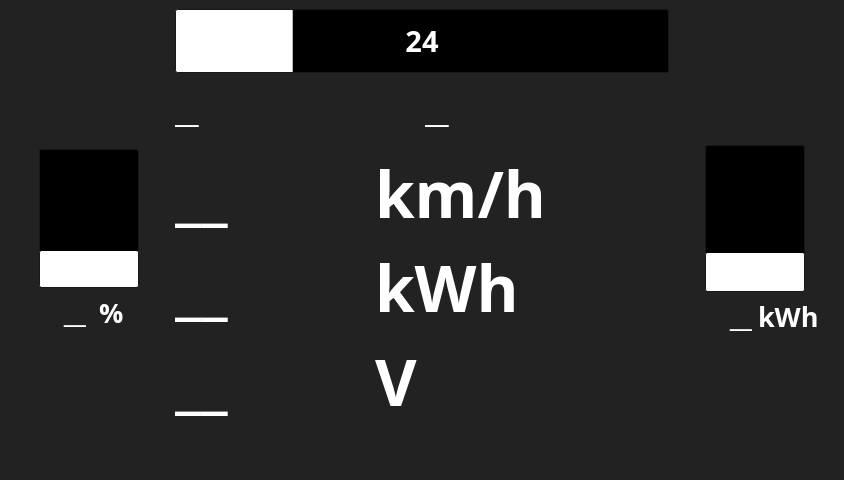
The window that src/mainwindow.ui (FSLART/volante_alpha_qt) describes before a commit, drawn with Qt 5.
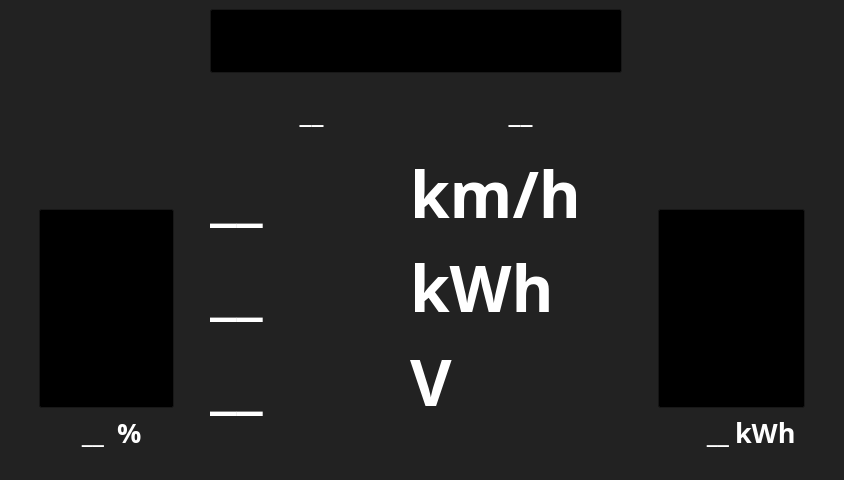
The same window after the commit. Icons and pictures are not drawn. Custom widgets are drawn as their Qt base class.

Diff of the .ui file:
```diff
--- a/src/mainwindow.ui
+++ b/src/mainwindow.ui
@@ -308,9 +308,6 @@
       </property>
       <item>
        <spacer name="horizontalSpacer">
-        <property name="orientation">
-         <enum>Qt::Orientation::Vertical</enum>
-        </property>
         <property name="sizeHint" stdset="0">
          <size>
           <width>40</width>
@@ -345,6 +342,7 @@
            <font>
             <family>Fira Mono</family>
             <pointsize>24</pointsize>
+            <weight>75</weight>
             <bold>true</bold>
            </font>
           </property>
@@ -352,14 +350,11 @@
            <number>0</number>
           </property>
           <property name="value">
-           <number>24</number>
+           <number>0</number>
           </property>
           <property name="textVisible">
            <bool>false</bool>
           </property>
-          <property name="orientation">
-           <enum>Qt::Orientation::Vertical</enum>
-          </property>
           <property name="invertedAppearance">
            <bool>false</bool>
           </property>
@@ -374,10 +369,17 @@
        <layout class="QHBoxLayout" name="horizontalLayout_3">
         <item>
          <widget class="QLabel" name="SOC_label">
+          <property name="sizePolicy">
+           <sizepolicy hsizetype="Preferred" vsizetype="Preferred">
+            <horstretch>0</horstretch>
+            <verstretch>0</verstretch>
+           </sizepolicy>
+          </property>
           <property name="font">
            <font>
             <family>Fira Mono</family>
             <pointsize>20</pointsize>
+            <weight>75</weight>
             <bold>true</bold>
            </font>
           </property>
@@ -395,6 +397,7 @@
            <font>
             <family>Fira Mono</family>
             <pointsize>20</pointsize>
+            <weight>75</weight>
             <bold>true</bold>
            </font>
           </property>
@@ -407,11 +410,8 @@
       </item>
       <item>
        <spacer name="vs_1">
-        <property name="orientation">
-         <enum>Qt::Orientation::Vertical</enum>
-        </property>
         <property name="sizeType">
-         <enum>QSizePolicy::Policy::Expanding</enum>
+         <enum>QSizePolicy::Fixed</enum>
         </property>
         <property name="sizeHint" stdset="0">
          <size>
@@ -437,12 +437,19 @@
          <font>
           <family>Fira Mono</family>
           <pointsize>22</pointsize>
+          <weight>75</weight>
           <italic>false</italic>
           <bold>true</bold>
          </font>
         </property>
+        <property name="autoFillBackground">
+         <bool>false</bool>
+        </property>
         <property name="value">
-         <number>24</number>
+         <number>0</number>
+        </property>
+        <property name="textVisible">
+         <bool>false</bool>
         </property>
         <property name="format">
          <string>%p</string>
@@ -453,20 +460,6 @@
        <layout class="QVBoxLayout" name="verticalLayout_4" stretch="0,0,0">
         <item>
          <layout class="QGridLayout" name="lap_layout">
-          <item row="1" column="1">
-           <widget class="QLabel" name="TempMotor_label">
-            <property name="font">
-             <font>
-              <family>Fira Mono</family>
-              <pointsize>22</pointsize>
-              <bold>true</bold>
-             </font>
-            </property>
-            <property name="text">
-             <string>__</string>
-            </property>
-           </widget>
-          </item>
           <item row="1" column="0">
            <widget class="QLabel" name="TempAcc_Label">
             <property name="minimumSize">
@@ -479,11 +472,33 @@
              <font>
               <family>Fira Mono</family>
               <pointsize>22</pointsize>
+              <weight>75</weight>
               <bold>true</bold>
              </font>
             </property>
             <property name="text">
              <string>__</string>
+            </property>
+            <property name="alignment">
+             <set>Qt::AlignCenter</set>
+            </property>
+           </widget>
+          </item>
+          <item row="1" column="1">
+           <widget class="QLabel" name="TempMotor_label">
+            <property name="font">
+             <font>
+              <family>Fira Mono</family>
+              <pointsize>22</pointsize>
+              <weight>75</weight>
+              <bold>true</bold>
+             </font>
+            </property>
+            <property name="text">
+             <string>__</string>
+            </property>
+            <property name="alignment">
+             <set>Qt::AlignCenter</set>
             </property>
            </widget>
           </item>
@@ -513,6 +528,7 @@
                  <font>
                   <family>Fira Mono</family>
                   <pointsize>48</pointsize>
+                  <weight>75</weight>
                   <bold>true</bold>
                  </font>
                 </property>
@@ -533,6 +549,7 @@
                  <font>
                   <family>Fira Mono</family>
                   <pointsize>48</pointsize>
+                  <weight>75</weight>
                   <bold>true</bold>
                  </font>
                 </property>
@@ -565,6 +582,7 @@
                  <font>
                   <family>Fira Mono</family>
                   <pointsize>48</pointsize>
+                  <weight>75</weight>
                   <bold>true</bold>
                  </font>
                 </property>
@@ -591,6 +609,7 @@
                  <font>
                   <family>Fira Mono</family>
                   <pointsize>48</pointsize>
+                  <weight>75</weight>
                   <bold>true</bold>
                  </font>
                 </property>
@@ -605,6 +624,7 @@
                  <font>
                   <family>Fira Mono</family>
                   <pointsize>48</pointsize>
+                  <weight>75</weight>
                   <bold>true</bold>
                  </font>
                 </property>
@@ -619,6 +639,7 @@
                  <font>
                   <family>Fira Mono</family>
                   <pointsize>48</pointsize>
+                  <weight>75</weight>
                   <bold>true</bold>
                  </font>
                 </property>
@@ -658,9 +679,6 @@
       </property>
       <item>
        <spacer name="horizontalSpacer_2">
-        <property name="orientation">
-         <enum>Qt::Orientation::Vertical</enum>
-        </property>
         <property name="sizeHint" stdset="0">
          <size>
           <width>40</width>
@@ -695,18 +713,16 @@
            <font>
             <family>Fira Mono</family>
             <pointsize>28</pointsize>
+            <weight>75</weight>
             <bold>true</bold>
            </font>
           </property>
           <property name="value">
-           <number>24</number>
+           <number>0</number>
           </property>
           <property name="textVisible">
            <bool>false</bool>
           </property>
-          <property name="orientation">
-           <enum>Qt::Orientation::Vertical</enum>
-          </property>
           <property name="invertedAppearance">
            <bool>false</bool>
           </property>
@@ -725,6 +741,7 @@
            <font>
             <family>Fira Mono</family>
             <pointsize>20</pointsize>
+            <weight>75</weight>
             <bold>true</bold>
            </font>
           </property>
@@ -745,6 +762,7 @@
            <font>
             <family>Fira Mono</family>
             <pointsize>20</pointsize>
+            <weight>75</weight>
             <bold>true</bold>
            </font>
           </property>
@@ -757,11 +775,8 @@
       </item>
       <item>
        <spacer name="vs_3">
-        <property name="orientation">
-         <enum>Qt::Orientation::Vertical</enum>
-        </property>
         <property name="sizeType">
-         <enum>QSizePolicy::Policy::Expanding</enum>
+         <enum>QSizePolicy::Fixed</enum>
         </property>
         <property name="sizeHint" stdset="0">
          <size>
```
Left out of the diff: 6 changed lines with no effect on the pictures.
